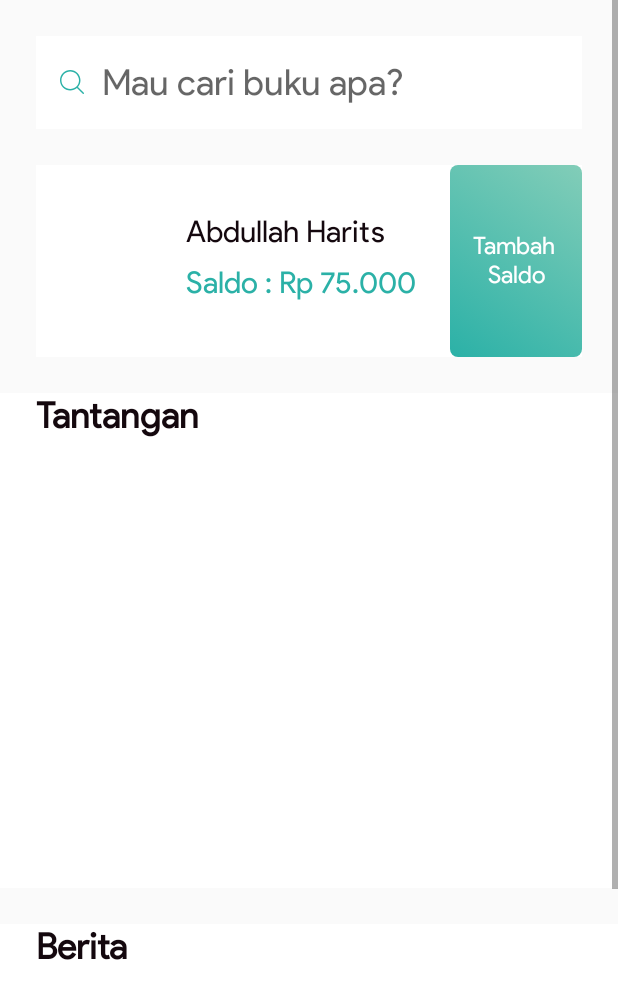
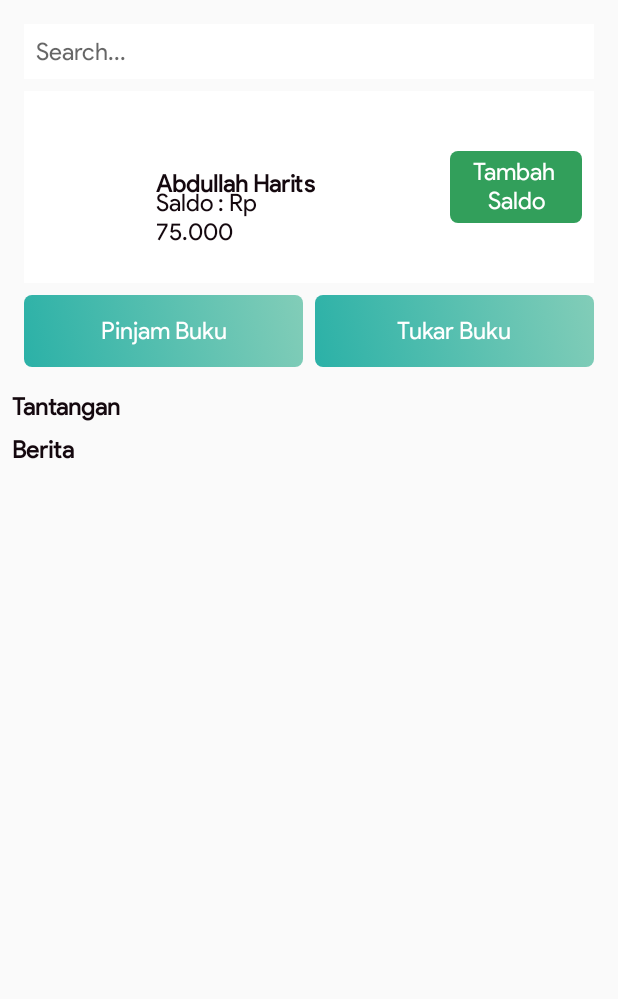
Before and after one commit to Harits19/Book-ing, an Android app: the layout fragment_beranda.xml on its own in the app's theme, with its tools: preview values and no code run, on a phone screen of 412 x 824 dp. Shown: the top 999 px of the screen. Run offline under Robolectric (Android 15) with nearby library versions, the phone set to English and light mode, and no system bars.

Commit message:
fix error

```diff
--- a/app/src/main/java/com/example/book_ing/Activity/ActivityDetailPesan.java
+++ b/app/src/main/java/com/example/book_ing/Activity/ActivityDetailPesan.java
@@ -1,9 +1,11 @@
-package com.example.book_ing;
+package com.example.book_ing.Activity;
 
 import androidx.appcompat.app.AppCompatActivity;
 
 import android.os.Bundle;
 import android.widget.TextView;
+
+import com.example.book_ing.R;
 
 public class ActivityDetailPesan extends AppCompatActivity {
 
--- a/app/src/main/java/com/example/book_ing/Activity/ActivityTransaksiPenukaran2.java
+++ b/app/src/main/java/com/example/book_ing/Activity/ActivityTransaksiPenukaran2.java
@@ -38,7 +38,7 @@ public class ActivityTransaksiPenukaran2 extends AppCompatActivity {
 
     Button buttonPilihBuku;
     Dialog myDialog;
-    RecyclerView recyclerViewPilihBukuPenukarn;
+    RecyclerView recyclerViewPilihBukuPenukaran;
     View sheetView;
 
 
--- a/app/src/main/res/layout/fragment_beranda.xml
+++ b/app/src/main/res/layout/fragment_beranda.xml
@@ -4,7 +4,7 @@
     xmlns:tools="http://schemas.android.com/tools"
     android:layout_width="match_parent"
     android:layout_height="match_parent"
-    >
+    tools:context=".Fragment.FragmentBeranda">
 
 
     <androidx.constraintlayout.widget.ConstraintLayout
@@ -12,36 +12,138 @@
         android:layout_height="wrap_content">
 
 
+        <LinearLayout
+            android:id="@+id/linearLayout9"
+            android:layout_width="match_parent"
+            android:layout_height="wrap_content"
+            android:layout_marginLeft="16dp"
+            android:layout_marginTop="8dp"
+            android:layout_marginRight="16dp"
+            android:orientation="horizontal"
+            app:layout_constraintEnd_toEndOf="parent"
+            app:layout_constraintStart_toStartOf="parent"
+            app:layout_constraintTop_toBottomOf="@+id/constraintLayout">
 
+            <Button
+                android:id="@+id/button_pinjam_buku"
+                style="@style/CustomButton1"
+                android:layout_width="0dp"
+                android:layout_height="wrap_content"
+                android:layout_weight="1"
+                android:text="Pinjam Buku"
+                android:textAllCaps="false"
+                android:textSize="16sp" />
+
+            <Button
+                android:id="@+id/button_tukar_buku"
+                style="@style/CustomButton1"
+                android:layout_width="0dp"
+                android:layout_height="wrap_content"
+                android:layout_marginLeft="8dp"
+                android:layout_weight="1"
+                android:text="Tukar Buku"
+                android:textAllCaps="false"
+                android:textSize="16sp" />
+
+
+        </LinearLayout>
 
         <TextView
             android:id="@+id/textView4"
             android:layout_width="match_parent"
             android:layout_height="wrap_content"
-        android:padding="16dp"
+            android:layout_margin="16dp"
             android:background="#fff"
-        android:layout_margin="24dp"
             android:gravity="center_vertical"
-        android:hint="Mau cari buku apa?"
-        android:textSize="24dp"
-        android:drawableLeft="@drawable/search"
-        android:drawablePadding="12dp"
+            android:hint="Search..."
+            android:padding="8dp"
+            android:textSize="16dp"
             app:layout_constraintEnd_toEndOf="parent"
             app:layout_constraintStart_toStartOf="parent"
             app:layout_constraintTop_toTopOf="parent" />
 
+        <TextView
+            android:textStyle="bold"
+            android:id="@+id/textView6"
+            android:layout_width="match_parent"
+            android:layout_height="wrap_content"
+            android:paddingLeft="8dp"
+            android:layout_marginTop="8dp"
+            android:paddingTop="8dp"
+            android:text="Tantangan"
+            android:textSize="16sp"
+            app:layout_constraintEnd_toEndOf="parent"
+            app:layout_constraintStart_toStartOf="parent"
+            app:layout_constraintTop_toBottomOf="@+id/linearLayout9" />
+
+        <TextView
+            android:id="@+id/textView5"
+            android:layout_width="match_parent"
+            android:layout_height="wrap_content"
+            android:paddingLeft="8dp"
+            android:paddingTop="8dp"
+            android:text="Berita"
+            android:textSize="16dp"
+            app:layout_constraintEnd_toEndOf="parent"
+            android:textStyle="bold"
+            app:layout_constraintHorizontal_bias="1.0"
+            app:layout_constraintStart_toStartOf="parent"
+            app:layout_constraintTop_toBottomOf="@+id/recyclerview_koleksi_buku_akun" />
+
         <androidx.constraintlayout.widget.ConstraintLayout
-        android:background="#fff"
             android:id="@+id/constraintLayout"
             android:layout_width="match_parent"
             android:layout_height="128dp"
-        android:layout_margin="24dp"
+            android:layout_marginLeft="16dp"
+            android:layout_marginTop="8dp"
+            android:layout_marginRight="16dp"
+            android:background="#fff"
             app:layout_constraintEnd_toEndOf="parent"
             app:layout_constraintStart_toStartOf="parent"
             app:layout_constraintTop_toBottomOf="@+id/textView4">
 
+            <Button
+                android:id="@+id/button_tambah_saldo"
+                style="@style/CustomButton2"
+                android:layout_width="wrap_content"
+                android:layout_height="wrap_content"
+                android:text="Tambah \nSaldo"
+                android:layout_marginRight="8dp"
+                android:textAllCaps="false"
+                android:textSize="16sp"
+                app:layout_constraintBottom_toBottomOf="parent"
+                app:layout_constraintEnd_toEndOf="parent"
+                app:layout_constraintTop_toTopOf="parent" />
+
+            <TextView
+                android:id="@+id/textView8"
+                android:layout_width="0dp"
+                android:layout_height="wrap_content"
+                android:text="Saldo : Rp 75.000"
+                android:textSize="16sp"
+                app:layout_constraintBottom_toBottomOf="@+id/imageview_pengirim_pesan"
+                app:layout_constraintEnd_toEndOf="@+id/textview_pengirim_pesan"
+                app:layout_constraintStart_toStartOf="@+id/textview_pengirim_pesan"
+                app:layout_constraintTop_toBottomOf="@+id/textview_pengirim_pesan" />
+
+            <TextView
+                android:id="@+id/textview_pengirim_pesan"
+                android:layout_width="0dp"
+                android:layout_height="wrap_content"
+                android:layout_marginStart="8dp"
+                android:layout_marginEnd="8dp"
+                android:text="Abdullah Harits"
+                android:textStyle="bold"
+                android:gravity="bottom"
+
+                android:lines="2"
+                android:textSize="16sp"
+                app:layout_constraintEnd_toStartOf="@+id/button3"
+                app:layout_constraintStart_toEndOf="@+id/imageview_pengirim_pesan"
+                app:layout_constraintTop_toTopOf="@+id/imageview_pengirim_pesan" />
+
             <de.hdodenhof.circleimageview.CircleImageView
-            android:id="@+id/circleImageView"
+                android:id="@+id/imageview_pengirim_pesan"
                 android:layout_width="64dp"
                 android:layout_height="64dp"
                 android:layout_alignParentLeft="true"
@@ -50,86 +152,21 @@
                 app:layout_constraintStart_toStartOf="parent"
                 app:layout_constraintTop_toTopOf="parent" />
 
-        <TextView
-            android:id="@+id/textview_nama"
-            android:layout_width="wrap_content"
-            android:layout_height="wrap_content"
-            android:layout_marginStart="20dp"
-            android:layout_marginTop="32dp"
-            android:text="Abdullah Harits"
-            android:textSize="20dp"
-            app:layout_constraintStart_toEndOf="@+id/circleImageView"
-            app:layout_constraintTop_toTopOf="parent" />
-
-        <TextView
-            android:id="@+id/textView8"
-            android:layout_width="wrap_content"
-            android:layout_height="wrap_content"
-            android:layout_marginBottom="28dp"
-            android:text="Saldo : Rp 75.000"
-            android:textSize="20dp"
-            android:textColor="@color/colorPrimaryDark"
-            app:layout_constraintBottom_toBottomOf="parent"
-            app:layout_constraintStart_toStartOf="@+id/textview_nama"
-            app:layout_constraintTop_toBottomOf="@+id/textview_nama" />
-
-        <Button
-            style="@style/CustomButton1"
-            android:layout_width="wrap_content"
-            android:layout_height="match_parent"
-            android:text="Tambah \nSaldo"
-            android:textAllCaps="false"
-            android:textSize="16sp"
-            app:layout_constraintBottom_toBottomOf="parent"
-            app:layout_constraintEnd_toEndOf="parent"
-            app:layout_constraintTop_toTopOf="parent" />
-
         </androidx.constraintlayout.widget.ConstraintLayout>
 
-
-    <TextView
-        android:id="@+id/textView6"
+        <androidx.recyclerview.widget.RecyclerView
+            android:id="@+id/recyclerview_koleksi_buku_akun"
             android:layout_width="match_parent"
             android:layout_height="wrap_content"
-        android:background="#fff"
-        android:paddingLeft="24dp"
-        android:text="Tantangan"
-        android:layout_marginTop="24dp"
-        android:textSize="24dp"
-        android:textStyle="bold"
-        app:layout_constraintTop_toBottomOf="@+id/constraintLayout"
-        tools:layout_editor_absoluteX="24dp" />
-
-    <RelativeLayout
-        android:id="@+id/recyclerView"
-        android:layout_width="match_parent"
-        android:layout_height="300dp"
-        android:background="#ffff"
-        android:orientation="horizontal"
             app:layout_constraintEnd_toEndOf="parent"
             app:layout_constraintStart_toStartOf="parent"
             app:layout_constraintTop_toBottomOf="@+id/textView6" />
 
-    <TextView
-        android:id="@+id/textView5"
+
+        <androidx.recyclerview.widget.RecyclerView
+            android:id="@+id/recyclerview_berita"
             android:layout_width="match_parent"
             android:layout_height="wrap_content"
-        android:paddingLeft="24dp"
-        android:text="Berita"
-        android:background="#fff"
-        android:textSize="24dp"
-        android:textStyle="bold"
-        android:layout_marginTop="24dp"
-        app:layout_constraintEnd_toEndOf="parent"
-        app:layout_constraintHorizontal_bias="1.0"
-        app:layout_constraintStart_toStartOf="parent"
-        app:layout_constraintTop_toBottomOf="@+id/recyclerView" />
-
-
-    <RelativeLayout
-        android:layout_width="match_parent"
-        android:layout_height="500dp"
-        android:background="#fff"
 
             android:orientation="horizontal"
             app:layout_constraintEnd_toEndOf="parent"
```
Also changed, not shown: app/src/main/java/com/example/book_ing/Fragment/FragmentBeranda.java (+1 -10 lines), app/src/main/res/layout/fragment_akun.xml (+139 -118 lines), app/src/main/res/layout/recyclerview_pesan.xml (+21 -11 lines). Lines whose indentation alone changed are shown as unchanged.
